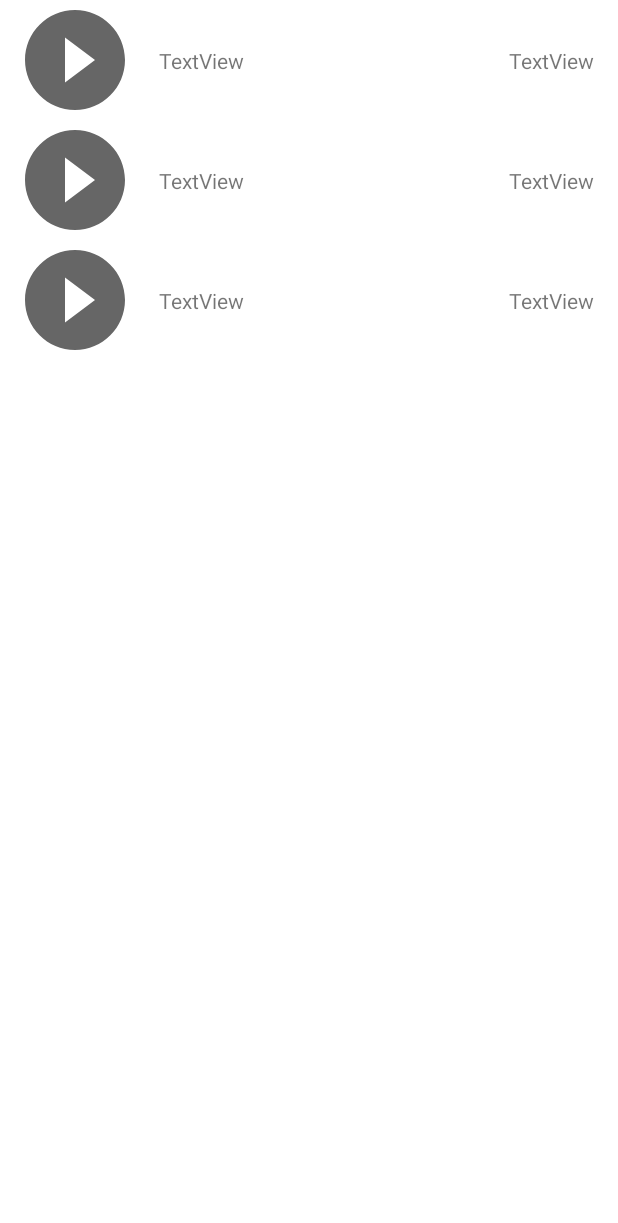
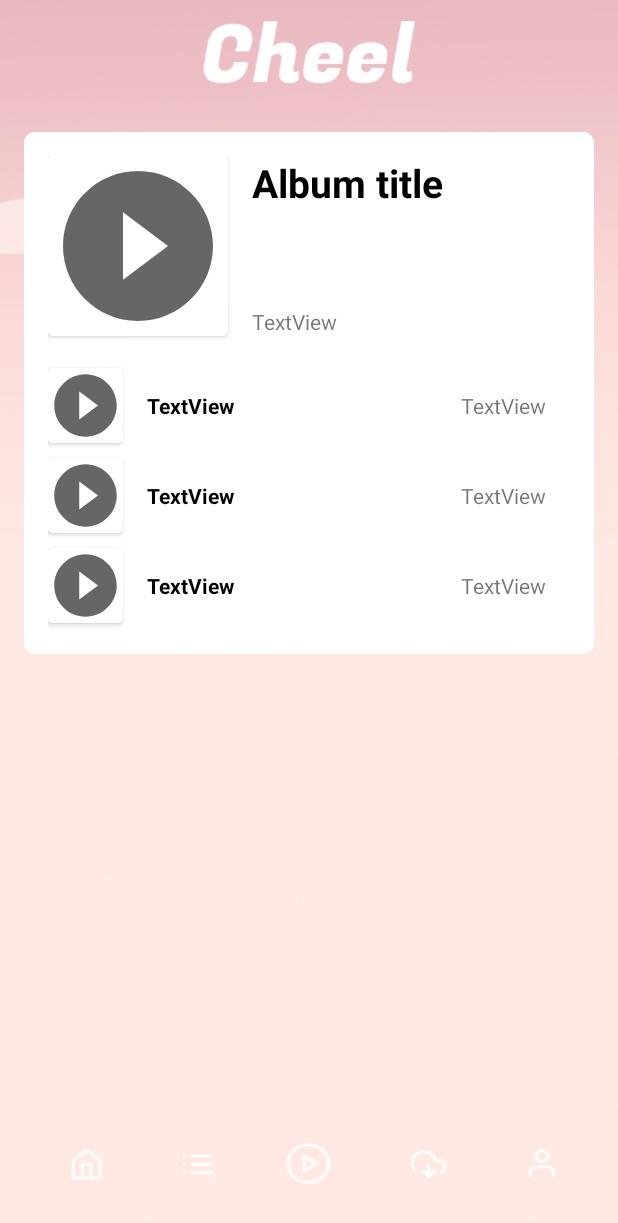
Before and after one commit to coding-factory-classrooms/android-m1-project-music-2021-android-m1-groupe-5, an Android app: the layout fragment_songs_list.xml on its own in the app's theme, with its tools: preview values and no code run, on a phone screen of 412 x 824 dp. Shown: the top 1223 px of the screen. Run offline under Robolectric (Android 15) with nearby library versions, the phone set to English and light mode, and no system bars.

Commit message:
[Story4] Visu layout album details

```diff
--- a/app/src/main/res/layout/fragment_songs_list.xml
+++ b/app/src/main/res/layout/fragment_songs_list.xml
@@ -4,16 +4,80 @@
     android:layout_width="match_parent"
     android:layout_height="match_parent"
     xmlns:app="http://schemas.android.com/apk/res-auto"
-    tools:context=".menu.songs.SongsListFragment">
+    android:background="@drawable/cheelbgmain"
+    tools:context=".menu.library.LibraryFragment">
 
-    <androidx.recyclerview.widget.RecyclerView
-        android:id="@+id/songsList"
-        android:layout_width="match_parent"
-        android:layout_height="match_parent"
-        app:layout_constraintBottom_toBottomOf="parent"
+    <ImageView
+        android:id="@+id/imageView2"
+        android:layout_width="192dp"
+        android:layout_height="42dp"
+        android:layout_marginTop="14dp"
+        android:src="@drawable/logocheel"
         app:layout_constraintEnd_toEndOf="parent"
         app:layout_constraintStart_toStartOf="parent"
-        app:layout_constraintTop_toTopOf="parent"
-        tools:listitem="@layout/row_songs" />
+        app:layout_constraintTop_toTopOf="parent" />
+
+    <androidx.constraintlayout.widget.ConstraintLayout
+        android:layout_width="0dp"
+        android:layout_height="wrap_content"
+        android:layout_marginStart="16dp"
+        android:layout_marginTop="32dp"
+        android:layout_marginEnd="16dp"
+        android:background="@drawable/white_card_border"
+        android:padding="16dp"
+        app:layout_constraintEnd_toEndOf="parent"
+        app:layout_constraintStart_toStartOf="parent"
+        app:layout_constraintTop_toBottomOf="@+id/imageView2">
+
+        <androidx.cardview.widget.CardView
+            android:id="@+id/cardView2"
+            android:layout_width="wrap_content"
+            android:layout_height="wrap_content"
+            app:cardCornerRadius="3dp"
+            app:layout_constraintStart_toStartOf="parent"
+            app:layout_constraintTop_toTopOf="parent">
+
+            <ImageView
+                android:id="@+id/imageView3"
+                android:layout_width="120dp"
+                android:layout_height="120dp"
+                android:src="@drawable/ic_baseline_play_circle_filled_24" />
+        </androidx.cardview.widget.CardView>
+
+        <androidx.recyclerview.widget.RecyclerView
+            android:id="@+id/songsList"
+            android:layout_width="0dp"
+            android:layout_height="wrap_content"
+            android:layout_marginTop="16dp"
+            app:layout_constraintEnd_toEndOf="parent"
+            app:layout_constraintStart_toStartOf="parent"
+            app:layout_constraintTop_toBottomOf="@+id/cardView2"
+            tools:listitem="@layout/row_songs">
+
+        </androidx.recyclerview.widget.RecyclerView>
+
+        <TextView
+            android:id="@+id/albumTitle"
+            android:layout_width="0dp"
+            android:layout_height="wrap_content"
+            android:layout_marginStart="16dp"
+            android:text="Album title"
+            android:textColor="@color/black"
+            android:textSize="26sp"
+            android:textStyle="bold"
+            app:layout_constraintEnd_toEndOf="parent"
+            app:layout_constraintStart_toEndOf="@+id/cardView2"
+            app:layout_constraintTop_toTopOf="@+id/cardView2" />
+
+        <TextView
+            android:id="@+id/artistAlbumName"
+            android:layout_width="wrap_content"
+            android:layout_height="wrap_content"
+            android:layout_marginStart="16dp"
+            android:text="TextView"
+            app:layout_constraintBottom_toBottomOf="@+id/cardView2"
+            app:layout_constraintStart_toEndOf="@+id/cardView2" />
+
+    </androidx.constraintlayout.widget.ConstraintLayout>
 
 </androidx.constraintlayout.widget.ConstraintLayout>
--- a/app/src/main/res/layout/row_songs.xml
+++ b/app/src/main/res/layout/row_songs.xml
@@ -1,18 +1,25 @@
 <?xml version="1.0" encoding="utf-8"?>
 <androidx.constraintlayout.widget.ConstraintLayout xmlns:android="http://schemas.android.com/apk/res/android"
+    xmlns:app="http://schemas.android.com/apk/res-auto"
+    xmlns:tools="http://schemas.android.com/tools"
     android:layout_width="match_parent"
-    android:layout_height="80dp"
-    xmlns:app="http://schemas.android.com/apk/res-auto">
+    android:layout_height="60dp">
 
-    <ImageView
-        android:id="@+id/songCover"
-        android:layout_width="80dp"
-        android:layout_height="80dp"
-        android:layout_marginStart="10dp"
+    <androidx.cardview.widget.CardView
+        android:id="@+id/cardView3"
+        android:layout_width="wrap_content"
+        android:layout_height="wrap_content"
+        app:cardCornerRadius="3dp"
         app:layout_constraintBottom_toBottomOf="parent"
         app:layout_constraintStart_toStartOf="parent"
-        app:layout_constraintTop_toTopOf="parent"
-        app:srcCompat="@drawable/ic_baseline_play_circle_filled_24" />
+        app:layout_constraintTop_toTopOf="parent">
+
+        <ImageView
+            android:id="@+id/songCover"
+            android:layout_width="50dp"
+            android:layout_height="50dp"
+            app:srcCompat="@drawable/ic_baseline_play_circle_filled_24" />
+    </androidx.cardview.widget.CardView>
 
     <TextView
         android:id="@+id/songName"
@@ -20,9 +27,11 @@
         android:layout_height="wrap_content"
         android:layout_marginStart="16dp"
         android:text="TextView"
-        app:layout_constraintBottom_toBottomOf="@+id/songCover"
-        app:layout_constraintStart_toEndOf="@+id/songCover"
-        app:layout_constraintTop_toTopOf="@+id/songCover" />
+        android:textColor="@color/black"
+        android:textStyle="bold"
+        app:layout_constraintBottom_toBottomOf="parent"
+        app:layout_constraintStart_toEndOf="@+id/cardView3"
+        app:layout_constraintTop_toTopOf="parent" />
 
     <TextView
         android:id="@+id/songDuration"
```
